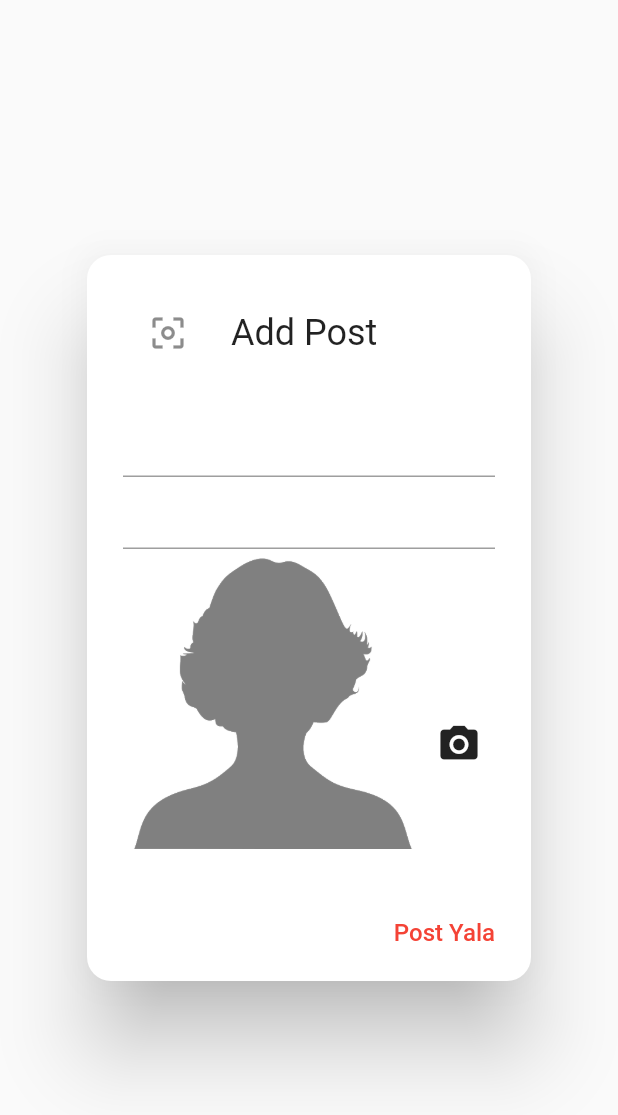
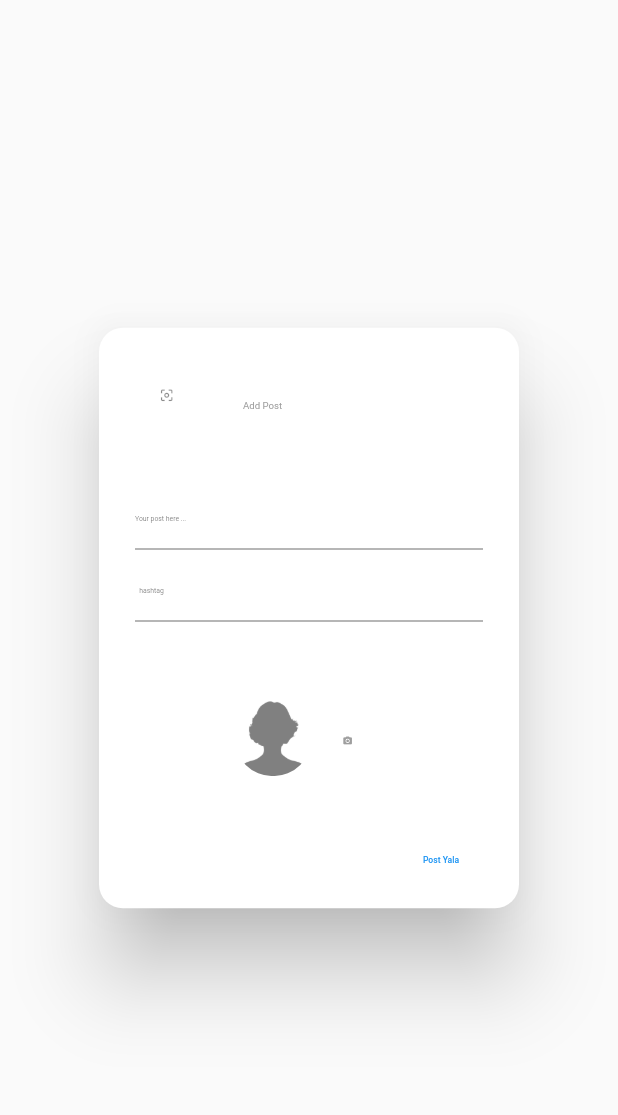
Before and after one commit to MichelineMedhat/Summer_Challenge, a Flutter app: the PostDialog widget shown alone on an empty page, opened directly, on a phone screen of 412 x 824 dp. Shown: the top 1115 px of the screen. Run offline on Flutter 3.47's test engine with Material 2 defaults, Android fonts, the phone set to English and light mode, and no system bars; our stand-ins replace bloc, cloud_firestore, equatable, flutter_bloc, rxdart, shared_preferences; missing offline and left inert: firebase, image_picker_web; accounts and stored records are empty.

```diff
--- a/user/lib/widgets/post_dialog.dart
+++ b/user/lib/widgets/post_dialog.dart
@@ -50,62 +50,69 @@ class _PostDialogState extends State<PostDialog> {
       title: ListTile(
         title: Text(
           'Add Post',
-          style: TextStyle(fontSize: 24),
+          style: TextStyle(fontSize: MediaQuery.of(context).size.width / 64, color: Colors.grey),
         ),
         leading: Icon(
           Icons.center_focus_weak,
-          size: 28,
+          size: MediaQuery.of(context).size.width / 40,
         ),
       ),
-      content: SingleChildScrollView(
+      content: Container(
+        width: MediaQuery.of(context).size.width / 3,
+        child: SingleChildScrollView(
           child: ListBody(
             children: <Widget>[
               TextField(
                 controller: PostDialog.statusEditingController,
+                keyboardType: TextInputType.multiline,
                 minLines: 1,
                 maxLines: 7,
+                decoration: InputDecoration(hintText: 'Your post here ...', hintStyle: TextStyle(fontSize: MediaQuery.of(context).size.width / 90)),
               ),
               TextField(
                 controller: PostDialog.hashtagEditingController,
-              decoration: InputDecoration(
-                prefixText: '#',
+                decoration:
+                    InputDecoration(prefixText: '#', hintText: 'hashtag', hintStyle: TextStyle(fontSize: MediaQuery.of(context).size.width / 90)),
               ),
+              SizedBox(
+                height: MediaQuery.of(context).size.height / 16,
               ),
               Row(
+                mainAxisAlignment: MainAxisAlignment.center,
+                crossAxisAlignment: CrossAxisAlignment.end,
                 children: [
                   AnimatedSwitcher(
                     duration: Duration(milliseconds: 200),
                     switchInCurve: Curves.easeIn,
                     child: CircleAvatar(
                             backgroundColor: Colors.transparent,
-                        radius: 100,
-                        child: Container(
-                          child: pickedImage,
-                        ),
-                      ) ??
+                            radius: MediaQuery.of(context).size.width / 16,
+                            child: ClipRRect(
+                                borderRadius: BorderRadius.circular(
+                                    MediaQuery.of(context).size.width / 16),
+                                child: pickedImage)) ??
                         Container(),
                   ),
-                Padding(
-                  padding: EdgeInsets.only(top: 60.0),
-                  child: IconButton(
+                  IconButton(
                     icon: Icon(
                       Icons.camera_alt,
-                      size: 30.0,
+                      size: MediaQuery.of(context).size.width / 60,
+                      color: Colors.grey,
                     ),
                     onPressed: () => pickImage(),
-                  ),
                   ),
                 ],
               ),
             ],
           ),
         ),
+      ),
       actions: <Widget>[
         FlatButton(
           child: Text('Post Yala',
               style: TextStyle(
-                fontSize: 16,
-                color: Colors.red,
+                fontSize: MediaQuery.of(context).size.width / 72,
+                color: Colors.blue,
               )),
           onPressed: widget.onPressed,
         ),
```
Also changed, not shown: user/lib/screens/home_page.dart (+23 -8 lines), user/lib/widgets/post_widget.dart (+33 -14 lines). Lines whose indentation alone changed are shown as unchanged.
